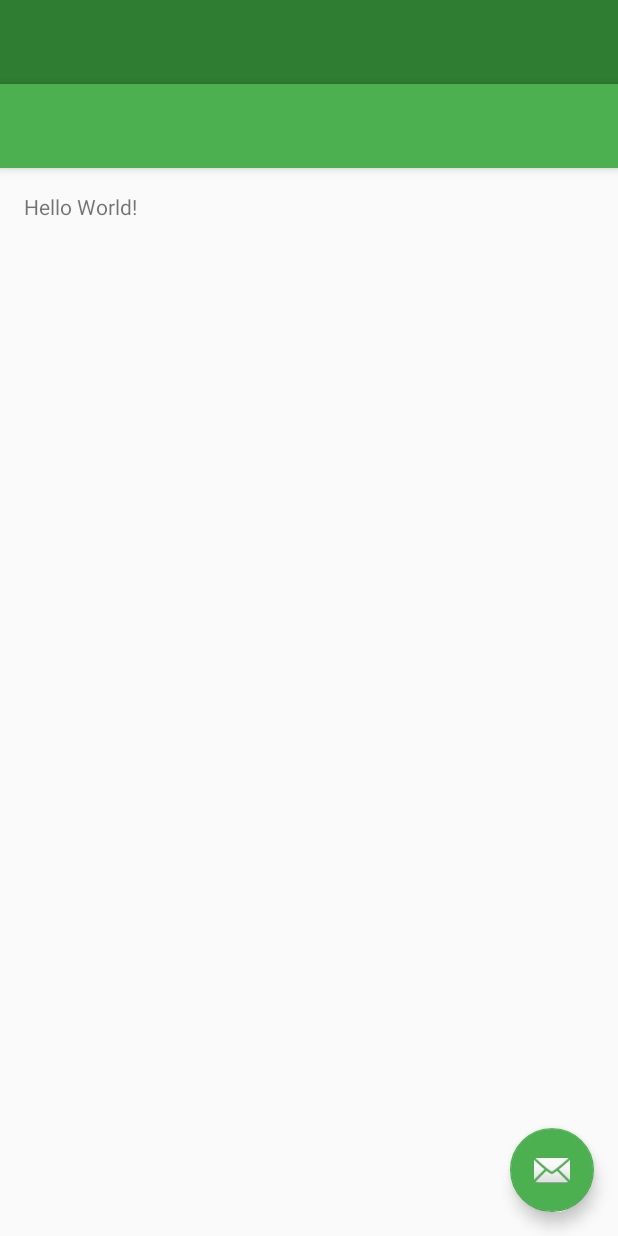
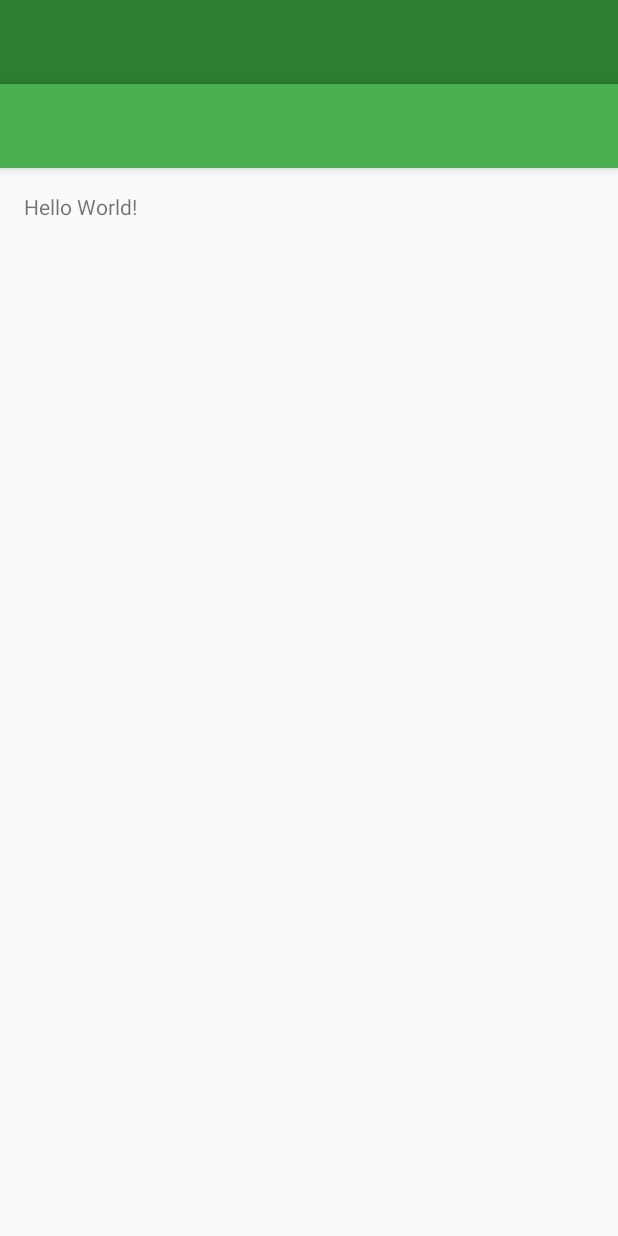
Before and after one commit to HaydWang/SharePlusPlus, an Android app: the layout activity_main.xml on its own in the app's theme, with its tools: preview values and no code run, on a phone screen of 412 x 824 dp. Run offline under Robolectric (Android 15) with nearby library versions, the phone set to English and light mode, and no system bars.

Commit message:
basic works

```diff
--- a/app/src/main/AndroidManifest.xml
+++ b/app/src/main/AndroidManifest.xml
@@ -3,7 +3,9 @@
     xmlns:tools="http://schemas.android.com/tools"
     package="com.droidrise.shareplusplus">
 
-    <uses-permission android:name="android.permission.GET_TASKS" />
+    <uses-permission
+        android:name="android.permission.GET_TASKS"
+        tools:ignore="ProtectedPermissions" />
     <uses-permission
         android:name="android.permission.PACKAGE_USAGE_STATS"
         tools:ignore="ProtectedPermissions" />
--- a/app/src/main/res/drawable-v21/ic_menu_camera.xml
+++ /dev/null
@@ -1,12 +0,0 @@
-<vector xmlns:android="http://schemas.android.com/apk/res/android"
-    android:width="24dp"
-    android:height="24dp"
-    android:viewportHeight="24.0"
-    android:viewportWidth="24.0">
-    <path
-        android:fillColor="#FF000000"
-        android:pathData="M12,12m-3.2,0a3.2,3.2 0,1 1,6.4 0a3.2,3.2 0,1 1,-6.4 0" />
-    <path
-        android:fillColor="#FF000000"
-        android:pathData="M9,2L7.17,4H4c-1.1,0 -2,0.9 -2,2v12c0,1.1 0.9,2 2,2h16c1.1,0 2,-0.9 2,-2V6c0,-1.1 -0.9,-2 -2,-2h-3.17L15,2H9zm3,15c-2.76,0 -5,-2.24 -5,-5s2.24,-5 5,-5 5,2.24 5,5 -2.24,5 -5,5z" />
-</vector>
--- a/app/src/main/res/drawable-v21/ic_menu_gallery.xml
+++ /dev/null
@@ -1,9 +0,0 @@
-<vector xmlns:android="http://schemas.android.com/apk/res/android"
-    android:width="24dp"
-    android:height="24dp"
-    android:viewportHeight="24.0"
-    android:viewportWidth="24.0">
-    <path
-        android:fillColor="#FF000000"
-        android:pathData="M22,16V4c0,-1.1 -0.9,-2 -2,-2H8c-1.1,0 -2,0.9 -2,2v12c0,1.1 0.9,2 2,2h12c1.1,0 2,-0.9 2,-2zm-11,-4l2.03,2.71L16,11l4,5H8l3,-4zM2,6v14c0,1.1 0.9,2 2,2h14v-2H4V6H2z" />
-</vector>
--- a/app/src/main/res/drawable-v21/ic_menu_manage.xml
+++ /dev/null
@@ -1,9 +0,0 @@
-<vector xmlns:android="http://schemas.android.com/apk/res/android"
-    android:width="24dp"
-    android:height="24dp"
-    android:viewportHeight="24.0"
-    android:viewportWidth="24.0">
-    <path
-        android:fillColor="#FF000000"
-        android:pathData="M22.7,19l-9.1,-9.1c0.9,-2.3 0.4,-5 -1.5,-6.9 -2,-2 -5,-2.4 -7.4,-1.3L9,6 6,9 1.6,4.7C0.4,7.1 0.9,10.1 2.9,12.1c1.9,1.9 4.6,2.4 6.9,1.5l9.1,9.1c0.4,0.4 1,0.4 1.4,0l2.3,-2.3c0.5,-0.4 0.5,-1.1 0.1,-1.4z" />
-</vector>
--- a/app/src/main/res/drawable-v21/ic_menu_send.xml
+++ /dev/null
@@ -1,9 +0,0 @@
-<vector xmlns:android="http://schemas.android.com/apk/res/android"
-    android:width="24dp"
-    android:height="24dp"
-    android:viewportHeight="24.0"
-    android:viewportWidth="24.0">
-    <path
-        android:fillColor="#FF000000"
-        android:pathData="M2.01,21L23,12 2.01,3 2,10l15,2 -15,2z" />
-</vector>
--- a/app/src/main/res/drawable-v21/ic_menu_share.xml
+++ /dev/null
@@ -1,9 +0,0 @@
-<vector xmlns:android="http://schemas.android.com/apk/res/android"
-    android:width="24dp"
-    android:height="24dp"
-    android:viewportHeight="24.0"
-    android:viewportWidth="24.0">
-    <path
-        android:fillColor="#FF000000"
-        android:pathData="M18,16.08c-0.76,0 -1.44,0.3 -1.96,0.77L8.91,12.7c0.05,-0.23 0.09,-0.46 0.09,-0.7s-0.04,-0.47 -0.09,-0.7l7.05,-4.11c0.54,0.5 1.25,0.81 2.04,0.81 1.66,0 3,-1.34 3,-3s-1.34,-3 -3,-3 -3,1.34 -3,3c0,0.24 0.04,0.47 0.09,0.7L8.04,9.81C7.5,9.31 6.79,9 6,9c-1.66,0 -3,1.34 -3,3s1.34,3 3,3c0.79,0 1.5,-0.31 2.04,-0.81l7.12,4.16c-0.05,0.21 -0.08,0.43 -0.08,0.65 0,1.61 1.31,2.92 2.92,2.92 1.61,0 2.92,-1.31 2.92,-2.92s-1.31,-2.92 -2.92,-2.92z" />
-</vector>
--- a/app/src/main/res/drawable-v21/ic_menu_slideshow.xml
+++ /dev/null
@@ -1,9 +0,0 @@
-<vector xmlns:android="http://schemas.android.com/apk/res/android"
-    android:width="24dp"
-    android:height="24dp"
-    android:viewportHeight="24.0"
-    android:viewportWidth="24.0">
-    <path
-        android:fillColor="#FF000000"
-        android:pathData="M4,6H2v14c0,1.1 0.9,2 2,2h14v-2H4V6zm16,-4H8c-1.1,0 -2,0.9 -2,2v12c0,1.1 0.9,2 2,2h12c1.1,0 2,-0.9 2,-2V4c0,-1.1 -0.9,-2 -2,-2zm-8,12.5v-9l6,4.5 -6,4.5z" />
-</vector>
--- a/app/src/main/res/drawable/shape_border_dash.xml
+++ b/app/src/main/res/drawable/shape_border_dash.xml
@@ -3,7 +3,7 @@
     <stroke
         android:width="1dp"
         android:color="@color/colorSnapTime"
-        android:dashGap="8dp"
+        android:dashGap="2dp"
         android:dashWidth="2dp" />
     <size android:height="2dp" />
 </shape>
--- a/app/src/main/res/layout/activity_main.xml
+++ b/app/src/main/res/layout/activity_main.xml
@@ -1,6 +1,5 @@
 <?xml version="1.0" encoding="utf-8"?>
 <android.support.v4.widget.DrawerLayout xmlns:android="http://schemas.android.com/apk/res/android"
-    xmlns:app="http://schemas.android.com/apk/res-auto"
     xmlns:tools="http://schemas.android.com/tools"
     android:id="@+id/drawer_layout"
     android:layout_width="match_parent"
@@ -13,13 +12,4 @@
         android:layout_width="match_parent"
         android:layout_height="match_parent" />
 
-    <android.support.design.widget.NavigationView
-        android:id="@+id/nav_view"
-        android:layout_width="wrap_content"
-        android:layout_height="match_parent"
-        android:layout_gravity="start"
-        android:fitsSystemWindows="true"
-        app:headerLayout="@layout/nav_header_main"
-        app:menu="@menu/activity_main_drawer" />
-
 </android.support.v4.widget.DrawerLayout>
--- a/app/src/main/res/layout/app_bar_main.xml
+++ b/app/src/main/res/layout/app_bar_main.xml
@@ -23,12 +23,4 @@
 
     <include layout="@layout/content_main" />
 
-    <android.support.design.widget.FloatingActionButton
-        android:id="@+id/fab"
-        android:layout_width="wrap_content"
-        android:layout_height="wrap_content"
-        android:layout_gravity="bottom|end"
-        android:layout_margin="@dimen/fab_margin"
-        app:srcCompat="@android:drawable/ic_dialog_email" />
-
 </android.support.design.widget.CoordinatorLayout>
--- a/app/src/main/res/menu/activity_main_drawer.xml
+++ /dev/null
@@ -1,36 +0,0 @@
-<?xml version="1.0" encoding="utf-8"?>
-<menu xmlns:android="http://schemas.android.com/apk/res/android">
-
-    <group android:checkableBehavior="single">
-        <item
-            android:id="@+id/nav_camera"
-            android:icon="@drawable/ic_menu_camera"
-            android:title="Import" />
-        <item
-            android:id="@+id/nav_gallery"
-            android:icon="@drawable/ic_menu_gallery"
-            android:title="Gallery" />
-        <item
-            android:id="@+id/nav_slideshow"
-            android:icon="@drawable/ic_menu_slideshow"
-            android:title="Slideshow" />
-        <item
-            android:id="@+id/nav_manage"
-            android:icon="@drawable/ic_menu_manage"
-            android:title="Tools" />
-    </group>
-
-    <item android:title="Communicate">
-        <menu>
-            <item
-                android:id="@+id/nav_share"
-                android:icon="@drawable/ic_menu_share"
-                android:title="Share" />
-            <item
-                android:id="@+id/nav_send"
-                android:icon="@drawable/ic_menu_send"
-                android:title="Send" />
-        </menu>
-    </item>
-
-</menu>
--- a/app/src/main/res/values/strings.xml
+++ b/app/src/main/res/values/strings.xml
@@ -1,5 +1,5 @@
 <resources>
-    <string name="app_name">Share++</string>
+    <string name="app_name">TextSnap</string>
 
     <string name="navigation_drawer_open">Open navigation drawer</string>
     <string name="navigation_drawer_close">Close navigation drawer</string>
```
Also changed, not shown: app/src/main/java/com/droidrise/shareplusplus/ClipboardService.java (+65 -3 lines), app/src/main/java/com/droidrise/shareplusplus/JustifyTextView.java (added, +123 -0 lines), app/src/main/java/com/droidrise/shareplusplus/MainActivity.java (+26 -62 lines), app/src/main/java/com/droidrise/shareplusplus/TextSnaper.java (renamed from app/src/main/java/com/droidrise/shareplusplus/TextDrawer.java, +39 -74 lines), app/src/main/res/drawable/side_nav_bar.xml (deleted, +0 -9 lines), app/src/main/res/layout/nav_header_main.xml (deleted, +0 -35 lines), app/src/main/res/layout/view_image.xml (+13 -4 lines).
